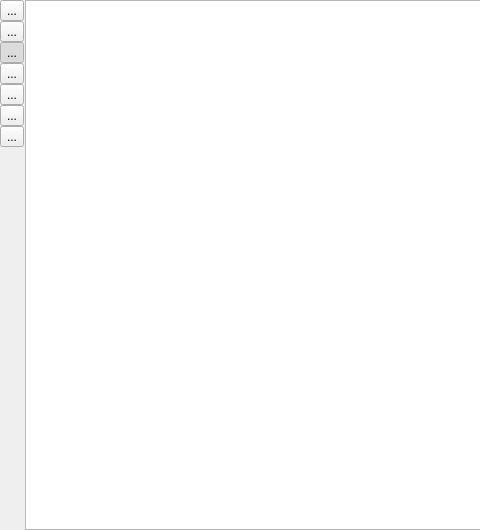
This is src/util/sate/src/outputwidget.ui in SafirSDK/safir-sdk-core as Qt 5 draws it before an edit; both pictures show x 0 to 480 and y 0 to 530 of the 1210 by 530 pixel window. The edited form follows.
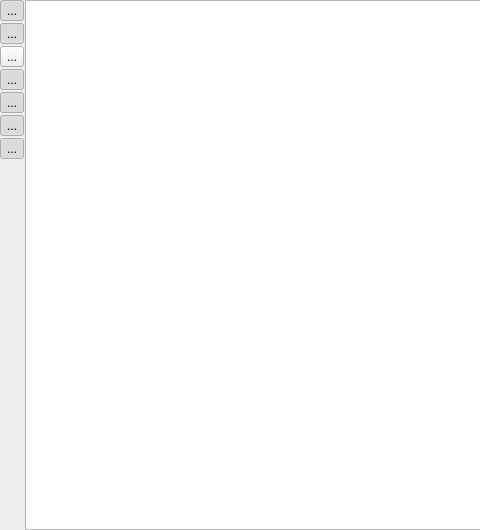
This is the edited form. Icons and pictures are not drawn.

Commit message: Some styling changes for the output widget toolbar

Patch:
```diff
--- a/src/util/sate/src/outputwidget.ui
+++ b/src/util/sate/src/outputwidget.ui
@@ -32,7 +32,7 @@
    <item>
     <layout class="QVBoxLayout" name="verticalLayout">
      <property name="spacing">
-      <number>0</number>
+      <number>2</number>
      </property>
      <item>
       <widget class="QToolButton" name="infoToolButton">
@@ -53,7 +53,7 @@
         <bool>true</bool>
        </property>
        <property name="checked">
-        <bool>false</bool>
+        <bool>true</bool>
        </property>
       </widget>
      </item>
@@ -73,7 +73,7 @@
         <bool>true</bool>
        </property>
        <property name="checked">
-        <bool>false</bool>
+        <bool>true</bool>
        </property>
       </widget>
      </item>
@@ -89,9 +89,6 @@
        <property name="checkable">
         <bool>true</bool>
        </property>
-       <property name="checked">
-        <bool>true</bool>
-       </property>
       </widget>
      </item>
      <item>
@@ -106,6 +103,9 @@
        <property name="checkable">
         <bool>true</bool>
        </property>
+       <property name="checked">
+        <bool>true</bool>
+       </property>
       </widget>
      </item>
      <item>
@@ -120,6 +120,9 @@
        <property name="checkable">
         <bool>true</bool>
        </property>
+       <property name="checked">
+        <bool>true</bool>
+       </property>
       </widget>
      </item>
      <item>
@@ -134,6 +137,9 @@
        <property name="checkable">
         <bool>true</bool>
        </property>
+       <property name="checked">
+        <bool>true</bool>
+       </property>
       </widget>
      </item>
      <item>
@@ -148,6 +154,9 @@
        <property name="checkable">
         <bool>true</bool>
        </property>
+       <property name="checked">
+        <bool>true</bool>
+       </property>
       </widget>
      </item>
      <item>
```
Left out of the diff: 2 changed lines with no effect on the pictures. The commit also changes 2 other files.
